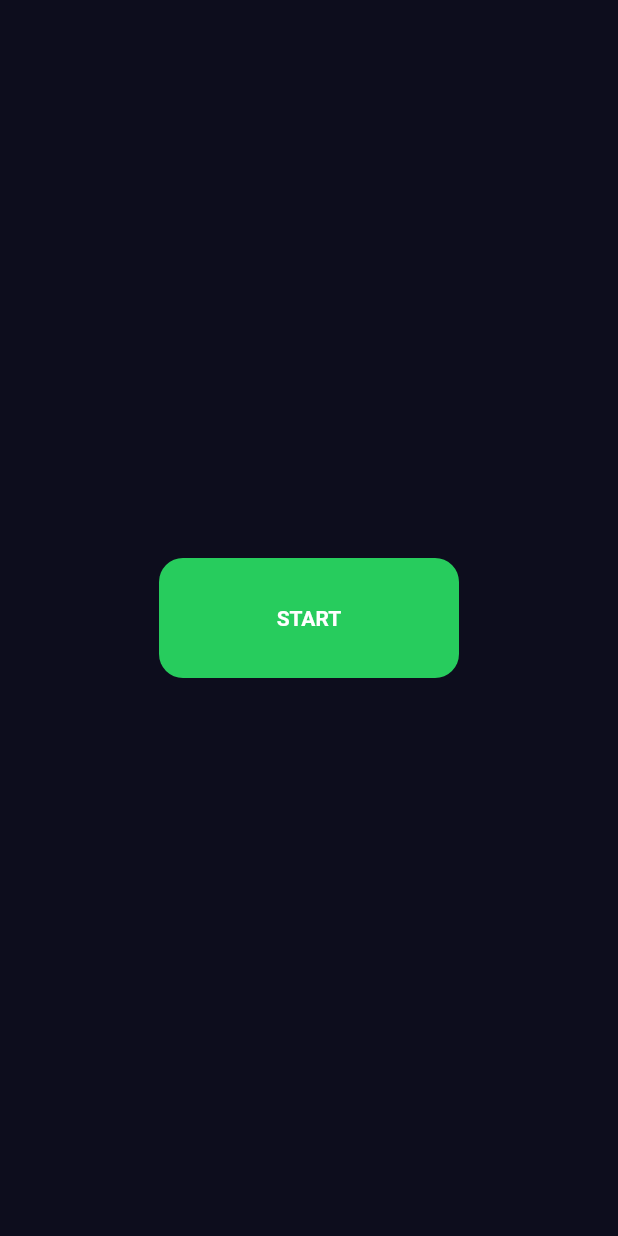
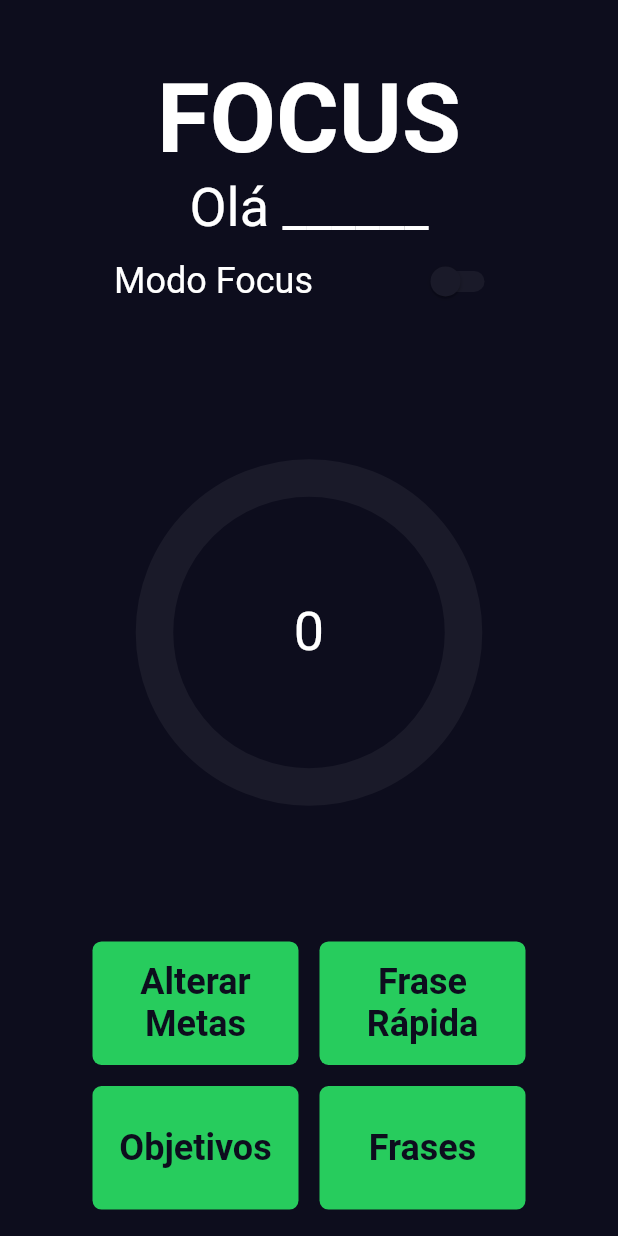
Before and after one commit to focus-ages/frontend, a Flutter app: the screen it shows after launch, on a phone screen of 412 x 824 dp. Run offline on Flutter 3.47's test engine with Material 2 defaults, Android fonts, the phone set to English and light mode, and no system bars; drawn by our look-alikes of circular_countdown_timer.

Commit message:
Criação dos componentes das tela inicial

```diff
--- /dev/null
+++ b/lib/components/countdown_timer.dart
@@ -0,0 +1,41 @@
+import 'package:circular_countdown_timer/circular_countdown_timer.dart';
+import 'package:flutter/material.dart';
+
+import '../resources/color_pattern.dart';
+
+class CountdownTimer extends StatefulWidget {
+  const CountdownTimer({Key? key}) : super(key: key);
+
+  @override
+  State<CountdownTimer> createState() => _CountdownTimerState();
+}
+
+class _CountdownTimerState extends State<CountdownTimer> {
+  final int _duration=10;
+  @override
+  Widget build(BuildContext context) {
+    return CircularCountDownTimer(
+      width: MediaQuery.of(context).size.width / 2,
+      height: MediaQuery.of(context).size.height / 2,
+      duration: _duration,
+      fillColor: ColorPattern.green,
+      ringColor: ColorPattern.darkCard,
+      strokeCap: StrokeCap.round,
+      strokeWidth: 25.0,
+      isTimerTextShown: true,
+      fillGradient: const LinearGradient(
+            colors: [
+
+              Color(0xff23B854),
+              Color(0xff346B47),
+              Color(0xff2DEB6C),
+              Color(0xff75EE9D),
+              Color(0xff27CC5D),]),
+
+      textStyle: const TextStyle(
+        fontSize: 36,
+        color: Colors.white,
+      ),
+    );
+  }
+}
--- a/lib/components/custom_button.dart
+++ b/lib/components/custom_button.dart
@@ -22,17 +22,17 @@ class _CustomButtonState extends State<CustomButton> {
   Widget build(BuildContext context) {
     return Material(
       color: widget.color,
-      borderRadius: BorderRadius.circular(16),
+      borderRadius: BorderRadius.circular(6),
       child: InkWell(
         onTap: widget.onPressed,
-        borderRadius: BorderRadius.circular(16),
+        borderRadius: BorderRadius.circular(6),
         child: Container(
-          width: 200,
-          height: 80,
+          width: MediaQuery.of(context).size.width / 3,
+          height: MediaQuery.of(context).size.width / 5,
           //color: widget.color,
           alignment: Alignment.center,
           child: widget.title,
-          decoration: BoxDecoration(borderRadius: BorderRadius.circular(16)),
+          decoration: BoxDecoration(borderRadius: BorderRadius.circular(6)),
         ),
       ),
     );
--- /dev/null
+++ b/lib/components/logo_text.dart
@@ -0,0 +1,15 @@
+import 'package:flutter/material.dart';
+
+class LogoFocus extends StatelessWidget {
+  const LogoFocus({Key? key}) : super(key: key);
+
+  @override
+  Widget build(BuildContext context) {
+    return const Text('FOCUS',
+        style: TextStyle(
+          color: Colors.white,
+          fontSize: 64,
+          fontWeight: FontWeight.bold
+        ));
+  }
+}
--- /dev/null
+++ b/lib/components/switch_button.dart
@@ -0,0 +1,40 @@
+import 'package:flutter/material.dart';
+
+import '../resources/color_pattern.dart';
+
+class Switchbutton extends StatefulWidget {
+  const Switchbutton({key});
+
+  @override
+  State<Switchbutton> createState() => _SwitchbuttonState();
+}
+
+class _SwitchbuttonState extends State<Switchbutton> {
+  bool _focus = false;
+
+  @override
+  Widget build(BuildContext context) {
+    return Padding(
+      padding: const EdgeInsets.symmetric(horizontal: 60.0),
+      child: SwitchListTile(
+        activeTrackColor: ColorPattern.green,
+        activeColor: ColorPattern.white,
+        inactiveThumbColor: ColorPattern.darkCard,
+        inactiveTrackColor: ColorPattern.darkCard,
+
+        title: const Text('Modo Focus',
+            style: TextStyle(
+              color: Colors.white,
+              fontSize: 24,
+
+            )),
+        value: _focus,
+        onChanged: (bool value) {
+          setState(() {
+            _focus = value;
+          });
+        },
+      ),
+    );
+  }
+}
--- a/lib/resources/color_pattern.dart
+++ b/lib/resources/color_pattern.dart
@@ -5,4 +5,5 @@ class ColorPattern{
   static const Color darkCard = Color(0xff1A1A29);
   static const Color green = Color(0xff27CC5D);
   static const Color purple = Color(0xff7013CD);
+   static const Color white = Color(0xE3E3E3);
 }
--- a/lib/view/app_widget.dart
+++ b/lib/view/app_widget.dart
@@ -1,4 +1,5 @@
 import 'package:flutter/material.dart';
+import 'package:front/view/home/home_view.dart';
 
 import 'start/start_view.dart';
 
@@ -8,9 +9,10 @@ class AppWidget extends StatelessWidget {
   @override
   Widget build(BuildContext context) {
     return MaterialApp(
-      initialRoute: '/',
+      initialRoute: '/home',
       routes: {
         '/': (context) => const StartPage(),
+        '/home':(context) => const HomePage(),
       },
     );
   }
--- /dev/null
+++ b/lib/view/home/home_view.dart
@@ -0,0 +1,111 @@
+import 'package:flutter/material.dart';
+import 'package:front/components/countdown_timer.dart';
+import 'package:front/components/logo_text.dart';
+import 'package:front/components/switch_button.dart';
+
+import '../../components/custom_button.dart';
+import '../../resources/color_pattern.dart';
+
+class HomePage extends StatefulWidget {
+  const HomePage({Key? key}) : super(key: key);
+
+  @override
+  State<HomePage> createState() => _HomePageState();
+}
+
+class _HomePageState extends State<HomePage> {
+  @override
+  Widget build(BuildContext context) {
+    return Scaffold(
+      backgroundColor: ColorPattern.darkMode,
+      body: Center(
+          child: Column(
+        mainAxisSize: MainAxisSize.min,
+        children: [
+          const Padding(padding: EdgeInsets.only(top: 25.0)),
+          const LogoFocus(),
+          const Text(
+            'Olá ______',
+            textAlign: TextAlign.left,
+            style: TextStyle(
+              fontSize: 36,
+              color: Colors.white
+
+          )),
+          const Switchbutton(),
+          const CountdownTimer(),
+          Row(
+            mainAxisAlignment: MainAxisAlignment.center,
+            children: [
+              CustomButton(
+
+                onPressed: () {
+
+                },
+                title: const Text(
+                  "Alterar Metas",
+                  textAlign: TextAlign.center,
+                  style: TextStyle(
+                    fontSize: 24,
+                    fontWeight: FontWeight.bold,
+                    color: ColorPattern.darkMode,
+                  ),
+                ),
+              ),
+              const Padding(padding: EdgeInsets.all(7.0)),
+              CustomButton(
+                onPressed: () {
+
+                },
+                title: const Text(
+                  "Frase Rápida",
+                  textAlign: TextAlign.center,
+                  style: TextStyle(
+                    fontSize: 24,
+                    fontWeight: FontWeight.bold,
+                    color: ColorPattern.darkMode,
+                  ),
+                ),
+              ),
+            ],
+          ),
+          const Padding(padding: EdgeInsets.all(7.0)),
+          Row(
+            mainAxisAlignment: MainAxisAlignment.center,
+            children: [
+              CustomButton(
+                onPressed: () {
+
+                },
+                title: const Text(
+                  "Objetivos",
+                  textAlign: TextAlign.center,
+                  style: TextStyle(
+                    fontSize: 24,
+                    fontWeight: FontWeight.bold,
+                    color: ColorPattern.darkMode,
+                  ),
+                ),
+              ),
+              const Padding(padding: EdgeInsets.all(7.0)),
+              CustomButton(
+                onPressed: () {
+
+                },
+                title: const Text(
+                  "Frases",
+                  textAlign: TextAlign.center,
+                  style: TextStyle(
+                    fontSize: 24,
+                    fontWeight: FontWeight.bold,
+                    color: ColorPattern.darkMode,
+                  ),
+                ),
+              ),
+            ],
+          )
+        ],
+      )),
+    );
+  }
+}
--- a/lib/view/start/start_view.dart
+++ b/lib/view/start/start_view.dart
@@ -1,10 +1,11 @@
+
 import 'package:flutter/material.dart';
-
 import '../../components/custom_button.dart';
 import '../../resources/color_pattern.dart';
 
 class StartPage extends StatefulWidget {
-  const StartPage({ Key? key }) : super(key: key);
+  const StartPage({Key? key}) : super(key: key);
+
 
   @override
   State<StartPage> createState() => _StartPageState();
@@ -21,7 +22,7 @@ class _StartPageState extends State<StartPage> {
           children: [
             CustomButton(
               onPressed: () {
-                print("Iniciou");
+                Navigator.pushNamed(context, '/home');
               },
               title: const Text(
                 "START",
--- a/pubspec.yaml
+++ b/pubspec.yaml
@@ -29,6 +29,7 @@ environment:
 dependencies:
   flutter:
     sdk: flutter
+  circular_countdown_timer: ^0.2.1
 
 
   # The following adds the Cupertino Icons font to your application.
```
Also changed, not shown: pubspec.lock, 2 other files.
